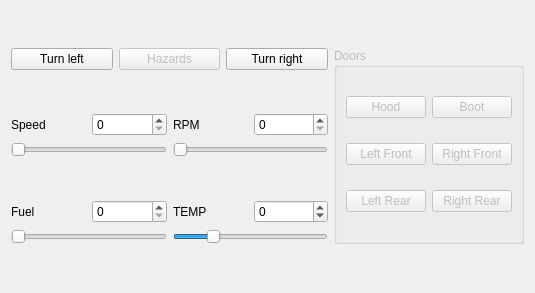
Before: the Qt Designer form formcar.ui in bigunclemax/FocusIPCCtrl, drawn with Qt 5.
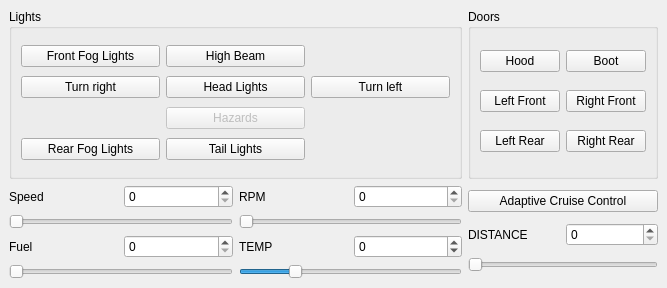
After: the same form once the commit is applied.

Commit message: [add] Initial implementation for Doors simulation

Diff of the .ui file:
```diff
--- a/formcar.ui
+++ b/formcar.ui
@@ -6,74 +6,132 @@
    <rect>
     <x>0</x>
     <y>0</y>
-    <width>535</width>
-    <height>293</height>
+    <width>667</width>
+    <height>288</height>
    </rect>
   </property>
   <property name="windowTitle">
    <string>Form</string>
   </property>
   <layout class="QGridLayout" name="gridLayout">
+   <property name="leftMargin">
+    <number>9</number>
+   </property>
+   <property name="topMargin">
+    <number>9</number>
+   </property>
+   <property name="rightMargin">
+    <number>9</number>
+   </property>
+   <property name="bottomMargin">
+    <number>9</number>
+   </property>
    <item row="0" column="0">
-    <layout class="QHBoxLayout" name="horizontalLayout_5">
-     <item>
-      <widget class="QPushButton" name="pushButton_LeftTurn">
-       <property name="text">
-        <string>Turn left</string>
-       </property>
-       <property name="checkable">
-        <bool>true</bool>
-       </property>
-      </widget>
-     </item>
-     <item>
-      <widget class="QPushButton" name="pushButton">
-       <property name="enabled">
-        <bool>false</bool>
-       </property>
-       <property name="text">
-        <string>Hazards</string>
-       </property>
-       <property name="checkable">
-        <bool>true</bool>
-       </property>
-      </widget>
-     </item>
-     <item>
-      <widget class="QPushButton" name="pushButton_RightTurn">
-       <property name="text">
-        <string>Turn right</string>
-       </property>
-       <property name="checkable">
-        <bool>true</bool>
-       </property>
-      </widget>
-     </item>
-    </layout>
-   </item>
-   <item row="0" column="1" rowspan="3">
-    <widget class="QGroupBox" name="groupBox">
-     <property name="enabled">
+    <widget class="QGroupBox" name="lightsBox">
+     <property name="sizePolicy">
+      <sizepolicy hsizetype="Preferred" vsizetype="Preferred">
+       <horstretch>100</horstretch>
+       <verstretch>100</verstretch>
+      </sizepolicy>
+     </property>
+     <property name="title">
+      <string>Lights</string>
+     </property>
+     <property name="checkable">
       <bool>false</bool>
      </property>
-     <property name="title">
-      <string>Doors</string>
-     </property>
-     <layout class="QGridLayout" name="gridLayout_2">
+     <layout class="QGridLayout" name="gridLayout_4">
+      <property name="leftMargin">
+       <number>9</number>
+      </property>
+      <property name="topMargin">
+       <number>9</number>
+      </property>
+      <property name="rightMargin">
+       <number>9</number>
+      </property>
+      <property name="bottomMargin">
+       <number>9</number>
+      </property>
+      <property name="horizontalSpacing">
+       <number>6</number>
+      </property>
+      <property name="verticalSpacing">
+       <number>2</number>
+      </property>
+      <item row="4" column="1">
+       <widget class="QPushButton" name="pushButton_HeadLights">
+        <property name="text">
+         <string>Head Lights</string>
+        </property>
+        <property name="checkable">
+         <bool>true</bool>
+        </property>
+       </widget>
+      </item>
       <item row="1" column="0">
-       <widget class="QPushButton" name="pushButton_4">
+       <widget class="QPushButton" name="pushButton_FrontFogLights">
         <property name="text">
-         <string>Left Front</string>
+         <string>Front Fog Lights</string>
         </property>
         <property name="checkable">
          <bool>true</bool>
         </property>
        </widget>
       </item>
-      <item row="0" column="1">
-       <widget class="QPushButton" name="pushButton_3">
+      <item row="7" column="0">
+       <widget class="QPushButton" name="pushButton_RearFogLights">
         <property name="text">
-         <string>Boot</string>
+         <string>Rear Fog Lights</string>
+        </property>
+        <property name="checkable">
+         <bool>true</bool>
+        </property>
+       </widget>
+      </item>
+      <item row="5" column="1">
+       <widget class="QPushButton" name="pushButton_Hazard">
+        <property name="enabled">
+         <bool>false</bool>
+        </property>
+        <property name="text">
+         <string>Hazards</string>
+        </property>
+        <property name="checkable">
+         <bool>true</bool>
+        </property>
+       </widget>
+      </item>
+      <item row="7" column="1">
+       <widget class="QPushButton" name="pushButton_TailLights">
+        <property name="text">
+         <string>Tail Lights</string>
+        </property>
+        <property name="checkable">
+         <bool>true</bool>
+        </property>
+       </widget>
+      </item>
+      <item row="4" column="2">
+       <widget class="QPushButton" name="pushButton_LeftTurn">
+        <property name="text">
+         <string>Turn left</string>
+        </property>
+        <property name="checkable">
+         <bool>true</bool>
+        </property>
+       </widget>
+      </item>
+      <item row="4" column="0">
+       <widget class="QPushButton" name="pushButton_RightTurn">
+        <property name="sizePolicy">
+         <sizepolicy hsizetype="Preferred" vsizetype="Preferred">
+          <horstretch>0</horstretch>
+          <verstretch>0</verstretch>
+         </sizepolicy>
+        </property>
+        <property name="text">
+         <string>Turn right</string>
         </property>
         <property name="checkable">
          <bool>true</bool>
@@ -81,39 +139,9 @@
        </widget>
       </item>
       <item row="1" column="1">
-       <widget class="QPushButton" name="pushButton_5">
+       <widget class="QPushButton" name="pushButton_HighBeam">
         <property name="text">
-         <string>Right Front</string>
-        </property>
-        <property name="checkable">
-         <bool>true</bool>
-        </property>
-       </widget>
-      </item>
-      <item row="0" column="0">
-       <widget class="QPushButton" name="pushButton_2">
-        <property name="text">
-         <string>Hood</string>
-        </property>
-        <property name="checkable">
-         <bool>true</bool>
-        </property>
-       </widget>
-      </item>
-      <item row="2" column="0">
-       <widget class="QPushButton" name="pushButton_6">
-        <property name="text">
-         <string>Left Rear</string>
-        </property>
-        <property name="checkable">
-         <bool>true</bool>
-        </property>
-       </widget>
-      </item>
-      <item row="2" column="1">
-       <widget class="QPushButton" name="pushButton_7">
-        <property name="text">
-         <string>Right Rear</string>
+         <string>High Beam</string>
         </property>
         <property name="checkable">
          <bool>true</bool>
@@ -123,74 +151,6 @@
      </layout>
     </widget>
    </item>
-   <item row="1" column="0">
-    <layout class="QHBoxLayout" name="horizontalLayout_6">
-     <item>
-      <layout class="QVBoxLayout" name="verticalLayout">
-       <item>
-        <layout class="QHBoxLayout" name="horizontalLayout_4">
-         <item>
-          <widget class="QLabel" name="label_4">
-           <property name="text">
-            <string>Speed</string>
-           </property>
-          </widget>
-         </item>
-         <item>
-          <widget class="QSpinBox" name="spinBox_Speed">
-           <property name="maximum">
-            <number>240</number>
-           </property>
-          </widget>
-         </item>
-        </layout>
-       </item>
-       <item>
-        <widget class="QSlider" name="horizontalSlider_Speed">
-         <property name="maximum">
-          <number>240</number>
-         </property>
-         <property name="orientation">
-          <enum>Qt::Horizontal</enum>
-         </property>
-        </widget>
-       </item>
-      </layout>
-     </item>
-     <item>
-      <layout class="QVBoxLayout" name="verticalLayout_2">
-       <item>
-        <layout class="QHBoxLayout" name="horizontalLayout">
-         <item>
-          <widget class="QLabel" name="label">
-           <property name="text">
-            <string>RPM</string>
-           </property>
-          </widget>
-         </item>
-         <item>
-          <widget class="QSpinBox" name="spinBox_RPM">
-           <property name="maximum">
-            <number>8000</number>
-           </property>
-          </widget>
-         </item>
-        </layout>
-       </item>
-       <item>
-        <widget class="QSlider" name="horizontalSlider_RPM">
-         <property name="maximum">
-          <number>8000</number>
-         </property>
-         <property name="orientation">
-          <enum>Qt::Horizontal</enum>
-         </property>
-        </widget>
-       </item>
-      </layout>
-     </item>
-    </layout>
-   </item>
    <item row="2" column="0">
     <layout class="QHBoxLayout" name="horizontalLayout_7">
      <item>
@@ -258,6 +218,220 @@
      </item>
     </layout>
    </item>
+   <item row="1" column="0">
+    <layout class="QHBoxLayout" name="horizontalLayout_6">
+     <item>
+      <layout class="QVBoxLayout" name="verticalLayout">
+       <item>
+        <layout class="QHBoxLayout" name="horizontalLayout_4">
+         <item>
+          <widget class="QLabel" name="label_4">
+           <property name="text">
+            <string>Speed</string>
+           </property>
+          </widget>
+         </item>
+         <item>
+          <widget class="QSpinBox" name="spinBox_Speed">
+           <property name="maximum">
+            <number>240</number>
+           </property>
+          </widget>
+         </item>
+        </layout>
+       </item>
+       <item>
+        <widget class="QSlider" name="horizontalSlider_Speed">
+         <property name="maximum">
+          <number>240</number>
+         </property>
+         <property name="orientation">
+          <enum>Qt::Horizontal</enum>
+         </property>
+        </widget>
+       </item>
+      </layout>
+     </item>
+     <item>
+      <layout class="QVBoxLayout" name="verticalLayout_2">
+       <item>
+        <layout class="QHBoxLayout" name="horizontalLayout">
+         <item>
+          <widget class="QLabel" name="label">
+           <property name="text">
+            <string>RPM</string>
+           </property>
+          </widget>
+         </item>
+         <item>
+          <widget class="QSpinBox" name="spinBox_RPM">
+           <property name="maximum">
+            <number>8000</number>
+           </property>
+          </widget>
+         </item>
+        </layout>
+       </item>
+       <item>
+        <widget class="QSlider" name="horizontalSlider_RPM">
+         <property name="maximum">
+          <number>8000</number>
+         </property>
+         <property name="orientation">
+          <enum>Qt::Horizontal</enum>
+         </property>
+        </widget>
+       </item>
+      </layout>
+     </item>
+    </layout>
+   </item>
+   <item row="0" column="1">
+    <widget class="QGroupBox" name="groupBox">
+     <property name="enabled">
+      <bool>true</bool>
+     </property>
+     <property name="title">
+      <string>Doors</string>
+     </property>
+     <layout class="QGridLayout" name="gridLayout_2">
+      <item row="1" column="0">
+       <widget class="QPushButton" name="lfDoorButton">
+        <property name="text">
+         <string>Left Front</string>
+        </property>
+        <property name="checkable">
+         <bool>true</bool>
+        </property>
+       </widget>
+      </item>
+      <item row="0" column="1">
+       <widget class="QPushButton" name="bootButton">
+        <property name="text">
+         <string>Boot</string>
+        </property>
+        <property name="checkable">
+         <bool>true</bool>
+        </property>
+       </widget>
+      </item>
+      <item row="1" column="1">
+       <widget class="QPushButton" name="rfDoorButton">
+        <property name="text">
+         <string>Right Front</string>
+        </property>
+        <property name="checkable">
+         <bool>true</bool>
+        </property>
+       </widget>
+      </item>
+      <item row="0" column="0">
+       <widget class="QPushButton" name="hoodButton">
+        <property name="text">
+         <string>Hood</string>
+        </property>
+        <property name="checkable">
+         <bool>true</bool>
+        </property>
+       </widget>
+      </item>
+      <item row="2" column="0">
+       <widget class="QPushButton" name="lrDoorButton">
+        <property name="text">
+         <string>Left Rear</string>
+        </property>
+        <property name="checkable">
+         <bool>true</bool>
+        </property>
+       </widget>
+      </item>
+      <item row="2" column="1">
+       <widget class="QPushButton" name="rrDoorButton">
+        <property name="text">
+         <string>Right Rear</string>
+        </property>
+        <property name="checkable">
+         <bool>true</bool>
+        </property>
+       </widget>
+      </item>
+     </layout>
+    </widget>
+   </item>
+   <item row="1" column="1" rowspan="2">
+    <layout class="QVBoxLayout" name="verticalLayout_5">
+     <item>
+      <widget class="QPushButton" name="pushButton">
+       <property name="text">
+        <string>Adaptive Cruise Control</string>
+       </property>
+       <property name="checkable">
+        <bool>true</bool>
+       </property>
+      </widget>
+     </item>
+     <item>
+      <layout class="QHBoxLayout" name="horizontalLayout_5">
+       <item>
+        <widget class="QLabel" name="accDistanceText">
+         <property name="text">
+          <string>DISTANCE</string>
+         </property>
+        </widget>
+       </item>
+       <item>
+        <widget class="QSpinBox" name="spinBox_accDistance"/>
+       </item>
+      </layout>
+     </item>
+     <item>
+      <widget class="QSlider" name="accDistanceSlider">
+       <property name="sizePolicy">
+        <sizepolicy hsizetype="Preferred" vsizetype="Fixed">
+         <horstretch>1</horstretch>
+         <verstretch>3</verstretch>
+        </sizepolicy>
+       </property>
+       <property name="minimumSize">
+        <size>
+         <width>0</width>
+         <height>0</height>
+        </size>
+       </property>
+       <property name="maximumSize">
+        <size>
+         <width>16777215</width>
+         <height>16777215</height>
+        </size>
+       </property>
+       <property name="whatsThis">
+        <string/>
+       </property>
+       <property name="accessibleDescription">
+        <string/>
+       </property>
+       <property name="maximum">
+        <number>8</number>
+       </property>
+       <property name="pageStep">
+        <number>1</number>
+       </property>
+       <property name="value">
+        <number>0</number>
+       </property>
+       <property name="sliderPosition">
+        <number>0</number>
+       </property>
+       <property name="orientation">
+        <enum>Qt::Horizontal</enum>
+       </property>
+       <property name="tickInterval">
+        <number>5</number>
+       </property>
+      </widget>
+     </item>
+    </layout>
+   </item>
   </layout>
  </widget>
  <resources/>
```
Left out of the diff: 32 changed lines with no effect on the pictures. The commit also changes 3 other files.
